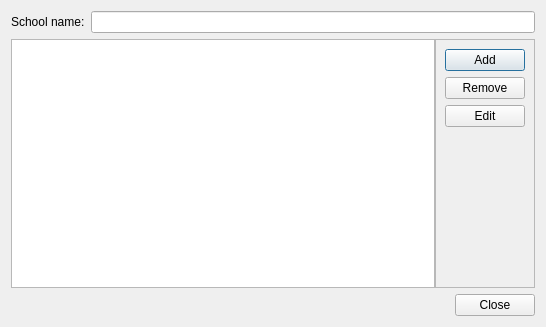
The window that ui/usermanager.ui (Open-Typer/ClassMonitor) describes before a commit, drawn with Qt 5.
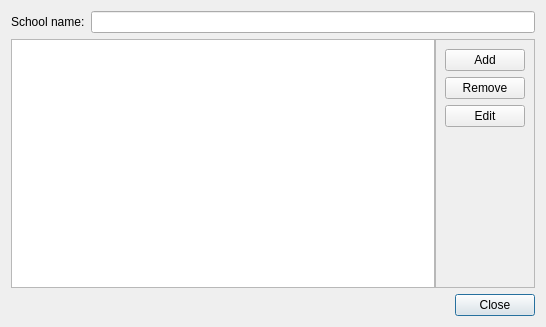
The same window after the commit.

Commit message: ui: usermanager: Set default button

Patch:
```diff
--- a/ui/usermanager.ui
+++ b/ui/usermanager.ui
@@ -185,6 +185,9 @@
         <property name="text">
          <string>Close</string>
         </property>
+        <property name="default">
+         <bool>true</bool>
+        </property>
        </widget>
       </item>
      </layout>
```
